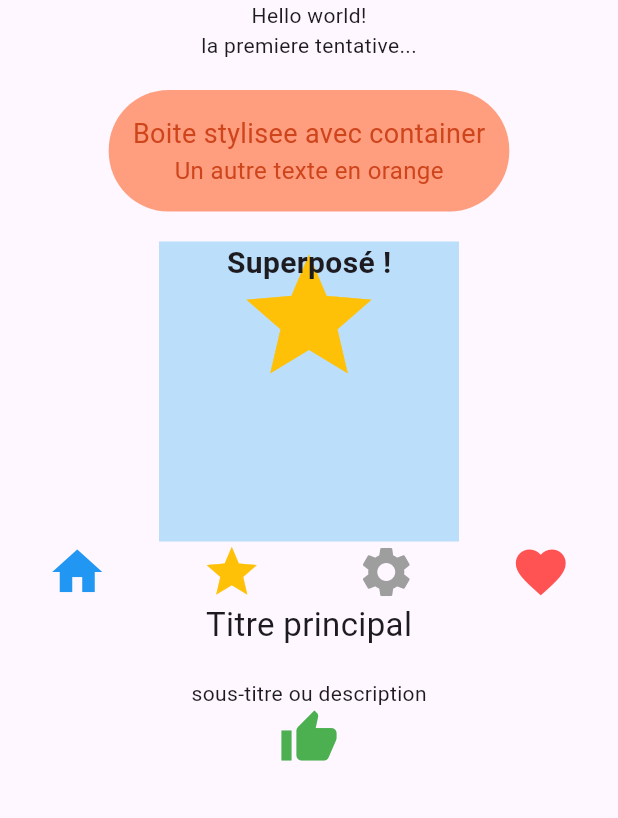
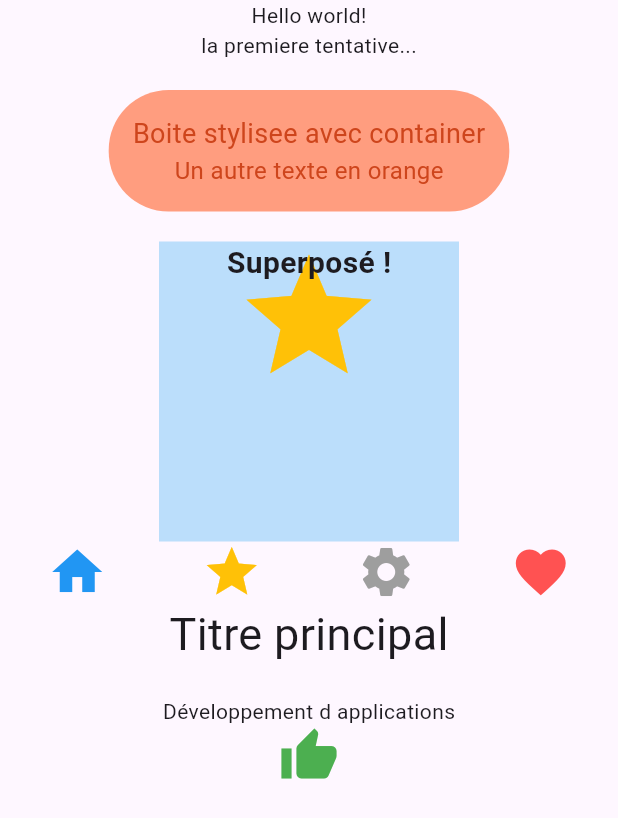
Before and after one commit to zakariadjellouli/flutter_app_widgets_base, a Flutter app: the screen it shows after launch, on a phone screen of 412 x 824 dp. Shown: the top 818 px of the screen. Run offline on Flutter 3.47's test engine with Material 3 defaults, Android fonts, the phone set to English and light mode, and no system bars.

Commit message:
Etape 6 : modifier les tailles des textes et observer le comportement

```diff
--- a/lib/main.dart
+++ b/lib/main.dart
@@ -67,9 +67,9 @@ class MainApp extends StatelessWidget {
                 mainAxisAlignment: MainAxisAlignment.center,
                 crossAxisAlignment: CrossAxisAlignment.center,
                 children: [
-                  Text('Titre principal', style: TextStyle(fontSize: 22)),
+                  Text('Titre principal', style: TextStyle(fontSize: 30)),
                   SizedBox(height: 20),
-                  Text('sous-titre ou description'),
+                  Text('Développement d applications'),
                   Icon(Icons.thumb_up, color: Colors.green, size: 40),
                 ],
               ),
```
